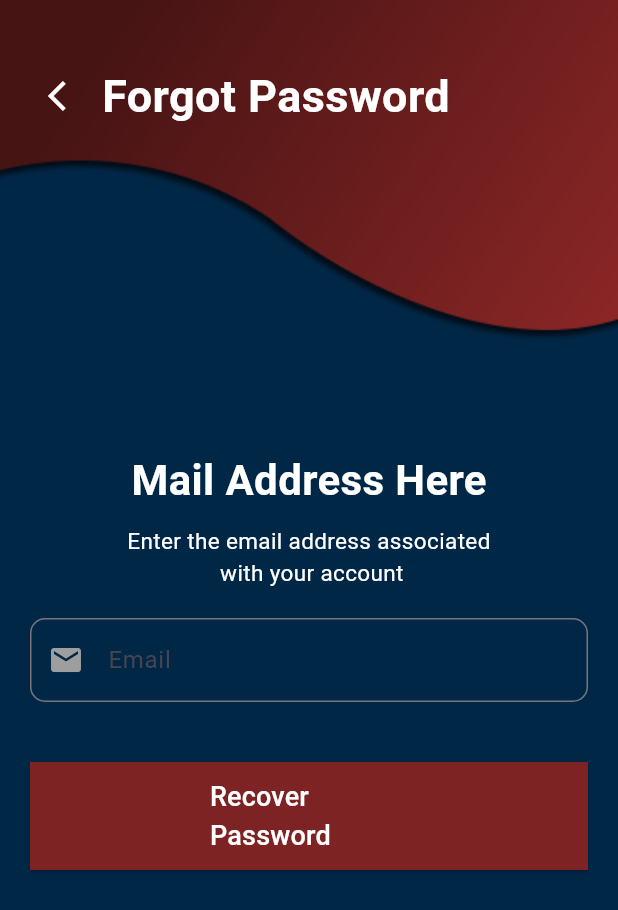
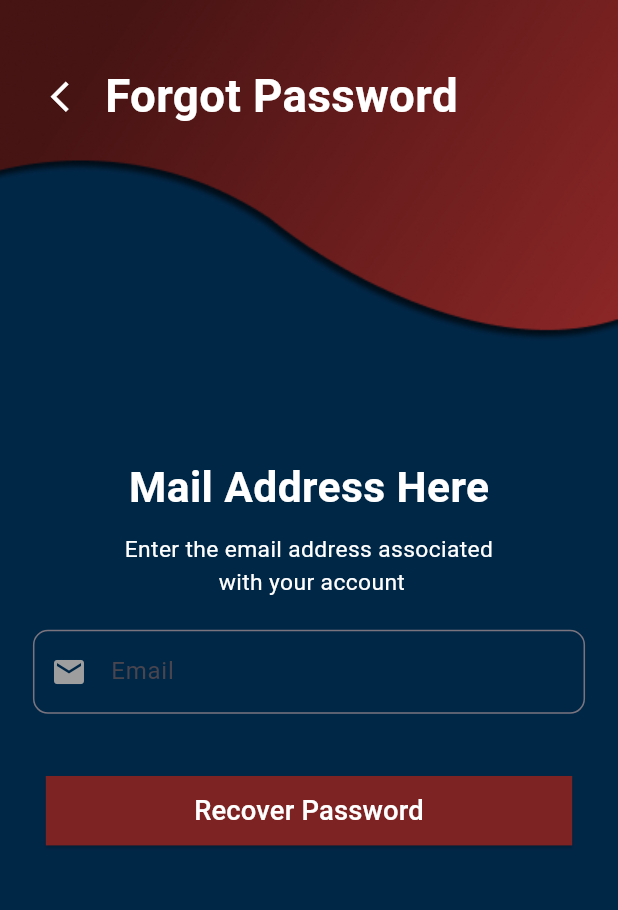
Before and after one commit to HussainMatloob/piffers, a Flutter app: the screen it shows after launch, after a tap on "Skip", after a tap on "Forgot Password?", on a phone screen of 412 x 824 dp. Shown: the top 910 px of the screen. Run offline on Flutter 3.47's test engine with Material 3 defaults, Android fonts, the phone set to English and light mode, and no system bars; our stand-ins replace badges, firebase_core, firebase_messaging, flutter_local_notifications, flutter_otp_text_field, flutter_screenutil and 11 more; missing offline and left inert: flutter_pdfview, flutter_polyline_points, google_maps_url_extractor; accounts and stored records are empty; project files that could hold a hidden picture were left out.

Commit message:
minor Ui update

```diff
--- a/lib/Views/Auth/ForgotPassworsd.dart
+++ b/lib/Views/Auth/ForgotPassworsd.dart
@@ -4,6 +4,7 @@ import 'package:piffers/Views/Utils/utils.dart';
 import 'package:piffers/Views/Auth/ResetPassword.dart';
 import 'package:piffers/Views/Controllers/authcontroller.dart';
 import 'package:flutter_otp_text_field/flutter_otp_text_field.dart';
+import 'package:flutter_screenutil/flutter_screenutil.dart';
 
 class ForgotPassword extends StatefulWidget {
   const ForgotPassword({super.key});
@@ -13,7 +14,7 @@ class ForgotPassword extends StatefulWidget {
 }
 
 class _ForgotPasswordState extends State<ForgotPassword> {
-  final AuthController authController = Get.put(AuthController());
+  AuthController authController = Get.put(AuthController());
   final emailController = TextEditingController();
   bool isEmailSent = false; // Track if email is sent
 
@@ -24,27 +25,28 @@ class _ForgotPasswordState extends State<ForgotPassword> {
       body: Stack(
         children: [
           Padding(
-            padding: const EdgeInsets.only(top: 300, left: 20, right: 20),
+            padding: EdgeInsets.only(top: 300.h, left: 20.w, right: 20.w),
             child: Column(
               children: [
-                const Center(
+                Center(
                   child: Text(
                     'Mail Address Here',
                     style: TextStyle(
-                        fontSize: 28,
+                        fontSize: 28.sp,
                         color: Colors.white,
                         fontWeight: FontWeight.bold),
                   ),
                 ),
-                const SizedBox(height: 10),
-                const Text('Enter the email address associated \n with your account ',
+                SizedBox(height: 10.h),
+                Text(
+                  'Enter the email address associated \n with your account ',
                   textAlign: TextAlign.center,
                   style: TextStyle(
-                    fontSize: 15,
+                    fontSize: 15.sp,
                     color: Colors.white,
                   ),
                 ),
-                const SizedBox(height: 20),
+                SizedBox(height: 20.h),
                 if (!isEmailSent) ...[
                   // Email Input View
                   TextFormField(
@@ -67,12 +69,11 @@ class _ForgotPasswordState extends State<ForgotPassword> {
                         borderSide: BorderSide(
                           color: Colors.red, // Set border color to red
                         ),
-
                       ),
                     ),
                   ),
 
-                  const SizedBox(height: 40),
+                  SizedBox(height: 40.h),
                   SizedBox(
                     width: double.infinity,
                     child: Center(
@@ -84,14 +85,14 @@ class _ForgotPasswordState extends State<ForgotPassword> {
                                 style: ElevatedButton.styleFrom(
                                   backgroundColor:
                                       const Color.fromRGBO(126, 35, 35, 1),
-                                  padding: const EdgeInsets.symmetric(
-                                      horizontal: 120, vertical: 10),
-                                 shape: const RoundedRectangleBorder(),
+                                  padding: EdgeInsets.symmetric(
+                                      horizontal: 90.w, vertical: 10.h),
+                                  shape: const RoundedRectangleBorder(),
                                 ),
-                                child: const Text(
-                                   'Recover Password',
+                                child: Text(
+                                  'Recover Password',
                                   style: TextStyle(
-                                      color: Colors.white, fontSize: 18),
+                                      color: Colors.white, fontSize: 18.sp),
                                 ),
                               );
                       }),
@@ -99,60 +100,61 @@ class _ForgotPasswordState extends State<ForgotPassword> {
                   ),
                 ] else ...<Widget>[
                   // OTP Input View
-                  const Center(
+                  Center(
                     child: Text(
                       'Enter the OTP sent to your email',
-                      style: TextStyle(fontSize: 16, color: Colors.white),
+                      style: TextStyle(fontSize: 16.sp, color: Colors.white),
                     ),
                   ),
-                  const SizedBox(height: 20),
+                  SizedBox(height: 20.h),
                   OtpTextField(
                     cursorColor: Colors.black, // Set cursor color to white
                     numberOfFields: 4,
                     fillColor: Colors.white, // Set background color to black
                     filled: true,
-                    contentPadding: const EdgeInsets.symmetric(horizontal: 12),
+                    contentPadding: EdgeInsets.symmetric(horizontal: 12.w),
                     borderColor: Colors.white, // Remove default border color
                     onSubmit: _onVerifyOtpPressed, // Verify OTP
                     showFieldAsBox: true,
-                    focusedBorderColor: Colors.white, // Change focus border color to white
+                    focusedBorderColor:
+                        Colors.white, // Change focus border color to white
                     textStyle: const TextStyle(
                       color: Colors.black,
-                      fontSize: 24,// White text color for focused OTP fields
+                      fontSize: 24, // White text color for focused OTP fields
                       fontWeight: FontWeight.bold,
                     ),
                     decoration: InputDecoration(
                       filled: true,
-                      fillColor: Colors.black, // Change background color to black when focused
+                      fillColor: Colors
+                          .black, // Change background color to black when focused
                       border: OutlineInputBorder(
-                        borderRadius: BorderRadius.circular(12),
+                        borderRadius: BorderRadius.circular(12.r),
                         borderSide: const BorderSide(color: Colors.red),
                       ),
                     ),
                   ),
-                  const SizedBox(height: 20),
+                  SizedBox(height: 20.h),
 
                   // add rich text for resend OTP
                   RichText(
-                    text: const TextSpan(
+                    text: TextSpan(
                       text: 'Didn\'t receive the OTP? ',
                       style: TextStyle(
                         color: Colors.white,
-                        fontSize: 16,
+                        fontSize: 16.sp,
                       ),
                       children: [
                         TextSpan(
                           text: 'Resend OTP',
                           style: TextStyle(
                             color: Colors.white,
-                            fontSize: 16,
+                            fontSize: 16.sp,
                             fontWeight: FontWeight.bold,
                           ),
                         ),
                       ],
                     ),
                   ),
-
                 ],
               ],
             ),
@@ -171,24 +173,24 @@ class _ForgotPasswordState extends State<ForgotPassword> {
 
           // create row for back icon and text
           Positioned(
-            top: 40,
-            left: 20,
+            top: 40.h,
+            left: 20.w,
             child: Row(
               children: [
                 IconButton(
-                  icon: const Icon(
+                  icon: Icon(
                     Icons.arrow_back_ios,
-                    size: 24,
+                    size: 24.sp,
                   ),
                   color: Colors.white,
                   onPressed: () {
                     Get.back();
                   },
                 ),
-                const Text(
+                Text(
                   'Forgot Password',
                   style: TextStyle(
-                    fontSize: 30,
+                    fontSize: 30.sp,
                     fontWeight: FontWeight.bold,
                     color: Colors.white,
                   ),
--- a/lib/Views/Auth/Login.dart
+++ b/lib/Views/Auth/Login.dart
@@ -1,10 +1,12 @@
 import 'package:flutter/material.dart';
+import 'package:flutter/services.dart';
 import 'package:get/get.dart';
 import 'package:google_fonts/google_fonts.dart';
 import 'package:piffers/Views/Auth/ForgotPassworsd.dart';
 import 'package:piffers/Views/Auth/SignUp.dart';
-import 'package:piffers/Views/controllers/authcontroller.dart';
+import 'package:piffers/Views/Controllers/authcontroller.dart';
 import '../Utils/utils.dart';
+import 'package:flutter_screenutil/flutter_screenutil.dart';
 
 class Login extends StatefulWidget {
   const Login({super.key});
@@ -39,10 +41,21 @@ class _LoginState extends State<Login> {
 
   @override
   Widget build(BuildContext context) {
-    return SafeArea(
+    return GestureDetector(
+      onTap: () {
+        SystemChrome.setEnabledSystemUIMode(SystemUiMode.immersiveSticky);
+        FocusScope.of(context).unfocus();
+      },
+      child: SafeArea(
         child: Scaffold(
           backgroundColor: const Color.fromRGBO(1, 39, 71, 1),
-        body: Stack(
+          body: SingleChildScrollView(
+            scrollDirection: Axis.vertical,
+            child: Column(
+              children: [
+                SizedBox(
+                  height: Get.height,
+                  child: Stack(
                     children: [
                       // Background Image
                       Positioned(
@@ -57,15 +70,15 @@ class _LoginState extends State<Login> {
                       ),
                       // "Sign In" Text
                       Positioned(
-              top: 120,
-              right: 20,
+                        top: 100.h,
+                        right: 110.w,
                         child: Center(
                           child: Text(
                             "Sign In",
                             style: GoogleFonts.nunitoSans(
-                    fontSize: 45,
+                              fontSize: 45.sp,
                               fontWeight: FontWeight.w700,
-                    height: 1.3,
+                              height: 1.3.h,
                               color: Colors.white,
                             ),
                           ),
@@ -74,9 +87,9 @@ class _LoginState extends State<Login> {
 
                       // Foreground content below "Sign In"
                       Positioned(
-              top: 230, // Position below the "Sign In" text
-              left: 16,
-              right: 16,
+                        top: 210.h, // Position below the "Sign In" text
+                        left: 16.w,
+                        right: 16.w,
                         child: SingleChildScrollView(
                           child: Column(
                             crossAxisAlignment: CrossAxisAlignment.center,
@@ -86,14 +99,14 @@ class _LoginState extends State<Login> {
                                 "Email/Phone Number",
                                 _emailController,
                               ),
-                    const SizedBox(height: 20),
+                              SizedBox(height: 20.h),
 
                               // Password TextField
                               Utils().buildTextField(
                                 "Password",
                                 _passwordController,
                               ),
-                    const SizedBox(height: 40),
+                              SizedBox(height: 40.h),
 
                               // Forgot Password
                               InkWell(
@@ -106,7 +119,7 @@ class _LoginState extends State<Login> {
                                   Get.to(const ForgotPassword());
                                 },
                               ),
-                    const SizedBox(height: 10),
+                              SizedBox(height: 10.h),
 
                               // Login Button
                               SizedBox(
@@ -118,18 +131,21 @@ class _LoginState extends State<Login> {
                                         : ElevatedButton(
                                             onPressed: _handleLogin,
                                             style: ElevatedButton.styleFrom(
-                              backgroundColor: const Color.fromRGBO(
+                                              backgroundColor:
+                                                  const Color.fromRGBO(
                                                       124, 2, 16, 1.0),
-                              padding: const EdgeInsets.symmetric(
-                                  horizontal: 100, vertical: 15),
+                                              padding: EdgeInsets.symmetric(
+                                                  horizontal: 100.w,
+                                                  vertical: 15.h),
                                               shape: RoundedRectangleBorder(
-                                borderRadius: BorderRadius.circular(30),
+                                                borderRadius:
+                                                    BorderRadius.circular(30.r),
                                               ),
                                             ),
                                             child: Text(
                                               'Sign In',
                                               style: GoogleFonts.nunitoSans(
-                                fontSize: 18,
+                                                fontSize: 18.sp,
                                                 fontWeight: FontWeight.w600,
                                                 color: Colors.white,
                                               ),
@@ -138,36 +154,40 @@ class _LoginState extends State<Login> {
                                   }),
                                 ),
                               ),
-                    const SizedBox(height: 30),
+                              SizedBox(height: 30.h),
 
                               // OR Divider
-                    const Row(
+                              Row(
                                 crossAxisAlignment: CrossAxisAlignment.center,
                                 mainAxisAlignment: MainAxisAlignment.center,
                                 children: [
                                   SizedBox(
-                          width: 120,
+                                    width: 120.w,
                                     height: 1,
-                          child: ColoredBox(color: Colors.grey),
+                                    child: const ColoredBox(color: Colors.grey),
                                   ),
                                   Padding(
-                            padding: EdgeInsets.all(5),
+                                      padding: EdgeInsets.all(5.r),
                                       child: Text(
                                         "OR",
-                              style: TextStyle(fontSize: 18, color: Colors.white),
+                                        style: TextStyle(
+                                            fontSize: 18.sp,
+                                            color: Colors.white),
                                       )),
                                   SizedBox(
-                          width: 120,
-                          height: 1,
-                          child: ColoredBox(color: Colors.white),
+                                    width: 120.w,
+                                    height: 1.h,
+                                    child:
+                                        const ColoredBox(color: Colors.white),
                                   )
                                 ],
                               ),
-                    const SizedBox(height: 15),
+                              SizedBox(height: 15.h),
 
                               // Social Media Icons
                               Row(
-                      mainAxisAlignment: MainAxisAlignment.spaceEvenly,
+                                mainAxisAlignment:
+                                    MainAxisAlignment.spaceEvenly,
                                 crossAxisAlignment: CrossAxisAlignment.center,
                                 children: [
                                   Utils().SocialMediaIcons("assets/png/f.png"),
@@ -175,7 +195,7 @@ class _LoginState extends State<Login> {
                                   Utils().SocialMediaIcons("assets/png/t.png"),
                                 ],
                               ),
-                    const SizedBox(height: 80),
+                              SizedBox(height: 25.h),
 
                               // Sign Up Link
                               Row(
@@ -189,11 +209,11 @@ class _LoginState extends State<Login> {
                                     onTap: () {
                                       Get.to(const Signup());
                                     },
-                          child: const Text(
+                                    child: Text(
                                       "Sign Up",
                                       style: TextStyle(
                                         color: Colors.blueAccent,
-                              fontSize: 16,
+                                        fontSize: 16.sp,
                                       ),
                                     ),
                                   )
@@ -206,6 +226,11 @@ class _LoginState extends State<Login> {
                     ],
                   ),
                 ),
+              ],
+            ),
+          ),
+        ),
+      ),
     );
   }
 }
--- a/lib/Views/Utils/utils.dart
+++ b/lib/Views/Utils/utils.dart
@@ -26,15 +26,14 @@ class Utils {
         shape: RoundedRectangleBorder(
           borderRadius: BorderRadius.circular(30.0),
         ),
-        child: Expanded(
         child: Column(
           mainAxisAlignment: MainAxisAlignment.start,
           children: [
             Image.asset(
               slide['image']!,
               fit: BoxFit.fill,
-                height: screenHeight *
-                    0.35, // 35% of the screen height for the image
+              height:
+                  screenHeight * 0.35, // 35% of the screen height for the image
             ),
             const SizedBox(height: 20.0),
             Text(
@@ -63,7 +62,6 @@ class Utils {
           ],
         ),
       ),
-      ),
     );
   }
 
@@ -84,7 +82,8 @@ class Utils {
             controller: controller,
             keyboardType: inputType ?? TextInputType.text,
             obscureText: obscureText,
-            style: const TextStyle(color: Colors.white), // Text color set to white
+            style:
+                const TextStyle(color: Colors.white), // Text color set to white
             decoration: InputDecoration(
               contentPadding:
                   const EdgeInsets.symmetric(vertical: 15, horizontal: 15),
@@ -92,10 +91,12 @@ class Utils {
                 borderRadius: BorderRadius.circular(0),
               ),
               enabledBorder: const OutlineInputBorder(
-                borderSide: BorderSide(color: Colors.white), // Default border color
+                borderSide:
+                    BorderSide(color: Colors.white), // Default border color
               ),
               focusedBorder: const OutlineInputBorder(
-                borderSide: BorderSide(color: Colors.red, width: 2), // Focused border color
+                borderSide: BorderSide(
+                    color: Colors.red, width: 2), // Focused border color
               ),
               fillColor: Colors.transparent,
               filled: true,
@@ -111,7 +112,6 @@ class Utils {
       ),
     );
   }
-
 
   Widget buildPasswordField(
     String labelText,
@@ -156,9 +156,6 @@ class Utils {
     );
   }
 
-
-
-
   Widget buildSearchField(TextEditingController controller) {
     return Padding(
       padding: const EdgeInsets.all(10),
@@ -170,7 +167,6 @@ class Utils {
               const EdgeInsets.symmetric(vertical: 15, horizontal: 15),
           border: OutlineInputBorder(
             borderRadius: BorderRadius.circular(15), // Circular border
-
           ),
           filled: true,
           fillColor: Colors.grey[200],
--- a/lib/Views/onBoardingScreen/OnboardingScreen.dart
+++ b/lib/Views/onBoardingScreen/OnboardingScreen.dart
@@ -1,6 +1,7 @@
 import 'package:flutter/material.dart';
 import 'package:get/get.dart';
 import 'package:piffers/Views/Utils/utils.dart'; // Add GetX for navigation.
+import 'package:flutter_screenutil/flutter_screenutil.dart';
 
 class OnboardingScreen extends StatefulWidget {
   @override
@@ -51,7 +52,7 @@ class _OnboardingScreenState extends State<OnboardingScreen> {
                   });
                 },
                 itemBuilder: (context, index) {
-                  return Utils().buildSlideContent(context,slides[index] );
+                  return Utils().buildSlideContent(context, slides[index]);
                 },
               ),
             ),
@@ -62,35 +63,38 @@ class _OnboardingScreenState extends State<OnboardingScreen> {
               children: List.generate(
                 slides.length,
                 (index) => AnimatedContainer(
-                  duration: const Duration(milliseconds: 300), // Smooth animation
-                  margin: const EdgeInsets.symmetric(horizontal: 5.0),
-                  height: 10.0,
-                  width: currentPage == index ? 20.0 : 10.0, // Wider width for selected
+                  duration:
+                      const Duration(milliseconds: 300), // Smooth animation
+                  margin: EdgeInsets.symmetric(horizontal: 5.w),
+                  height: 10.h,
+                  width: currentPage == index
+                      ? 20.0
+                      : 10.0, // Wider width for selected
                   decoration: BoxDecoration(
                     color: currentPage == index
                         ? const Color.fromRGBO(7, 52, 91, 1)
                         : Colors.grey[300],
-                    borderRadius: BorderRadius.circular(10.0), // Rounded edges
+                    borderRadius: BorderRadius.circular(10.r), // Rounded edges
                   ),
                 ),
               ),
             ),
-            const SizedBox(height: 20.0),
+            SizedBox(height: 20.h),
 
             // Skip and Next buttons
             Padding(
-              padding: const EdgeInsets.all(16.0),
+              padding: EdgeInsets.all(16.r),
               child: Row(
                 mainAxisAlignment: MainAxisAlignment.spaceBetween,
                 children: [
                   // Skip button
 
                   InkWell(
-                    onTap: (){
+                    onTap: () {
                       Get.offNamed('/login');
                     },
-                    child: const Text("Skip", style: TextStyle(fontSize: 16,color: Colors.grey)),
-
+                    child: Text("Skip",
+                        style: TextStyle(fontSize: 16.sp, color: Colors.grey)),
                   ),
 
                   // Next button
@@ -101,8 +105,7 @@ class _OnboardingScreenState extends State<OnboardingScreen> {
                           duration: const Duration(milliseconds: 500),
                           curve: Curves.easeInOut,
                         );
-                      }
-                      else {
+                      } else {
                         Get.offNamed('/login'); // Navigate to Login Screen
                       }
                     },
@@ -111,12 +114,15 @@ class _OnboardingScreenState extends State<OnboardingScreen> {
                       shape: RoundedRectangleBorder(
                         borderRadius: BorderRadius.circular(20),
                       ),
-                      padding: const EdgeInsets.symmetric(
-                        horizontal: 30,
-                        vertical: 10,
+                      padding: EdgeInsets.symmetric(
+                        horizontal: 30.w,
+                        vertical: 10.h,
                       ),
                     ),
-                    child: const Text("Next", style: TextStyle(fontSize: 16,color: Colors.white), ),
+                    child: Text(
+                      "Next",
+                      style: TextStyle(fontSize: 16.sp, color: Colors.white),
+                    ),
                   ),
                 ],
               ),
@@ -126,5 +132,4 @@ class _OnboardingScreenState extends State<OnboardingScreen> {
       ),
     );
   }
-
 }
--- a/lib/main.dart
+++ b/lib/main.dart
@@ -1,3 +1,5 @@
+import 'dart:math';
+
 import 'package:flutter/material.dart';
 import 'package:get/get.dart';
 import 'package:firebase_core/firebase_core.dart';
@@ -14,6 +16,7 @@ import 'package:piffers/Views/Services/firebase_messaging_service.dart';
 import 'Views/Controllers/notification_controller.dart';
 import 'Views/Screens/NotificationListScreen.dart';
 import 'package:firebase_messaging/firebase_messaging.dart';
+import 'package:flutter_screenutil/flutter_screenutil.dart';
 
 void main() async {
   WidgetsFlutterBinding.ensureInitialized();
@@ -33,12 +36,17 @@ void main() async {
 
   runApp(const MyApp());
 }
+
 class MyApp extends StatelessWidget {
   const MyApp({super.key});
 
   @override
   Widget build(BuildContext context) {
-    return GetMaterialApp(
+    return ScreenUtilInit(
+      designSize: const Size(375, 812),
+      minTextAdapt: true,
+      splitScreenMode: true,
+      child: GetMaterialApp(
         debugShowCheckedModeBanner: false,
         title: 'PIFFERS SOS',
         initialRoute: '/splash',
@@ -52,8 +60,10 @@ class MyApp extends StatelessWidget {
           GetPage(name: '/addresponder', page: () => Addresponder()),
           GetPage(name: '/more', page: () => MoreScreen()),
           GetPage(name: '/responderlist', page: () => ResponderListScreen()),
-        GetPage(name: '/notificationlist', page: () => NotificationListScreen()),
+          GetPage(
+              name: '/notificationlist', page: () => NotificationListScreen()),
         ],
+      ),
     );
   }
 }
--- a/pubspec.yaml
+++ b/pubspec.yaml
@@ -72,6 +72,7 @@ dev_dependencies:
   flutter_local_notifications: ^18.0.1
   google_maps_url_extractor: ^1.0.2
   flutter_polyline_points: ^2.1.0
+  flutter_screenutil: ^5.9.3
 
 # For information on the generic Dart part of this file, see the
 # following page: https://dart.dev/tools/pub/pubspec
```
Also changed, not shown: lib/Views/Controllers/authcontroller.dart (+4 -4 lines), pubspec.lock, 129 other files. Lines whose indentation alone changed are shown as unchanged.
